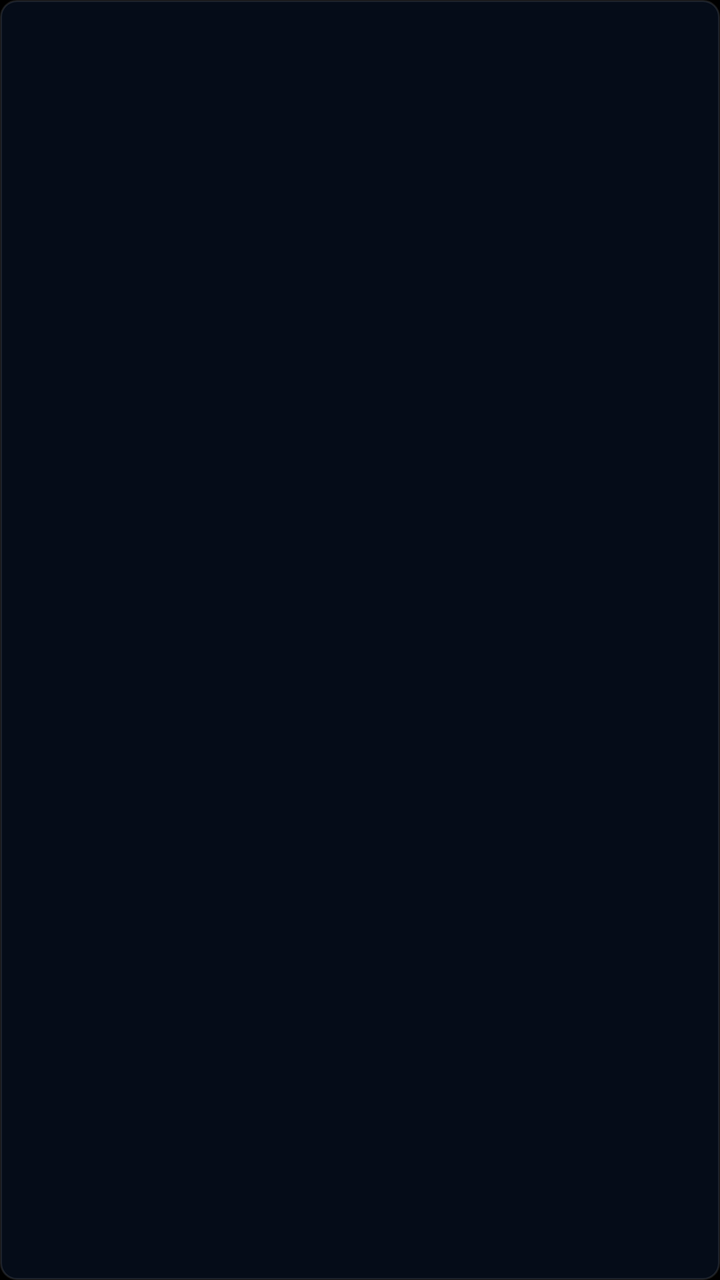
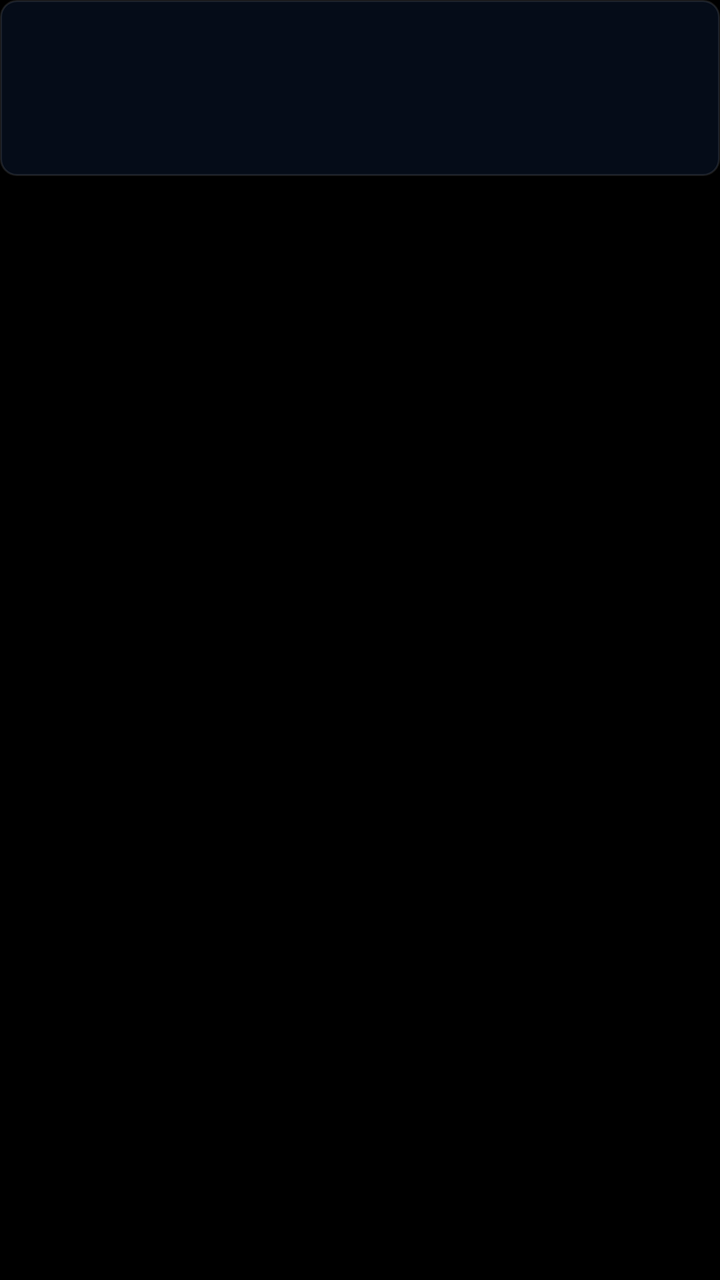

An Android layout rendered at two revisions. The XML below is the earlier revision; the diff shows what the commit changed to produce the second picture.
<!-- AndroidManifest.xml: application theme Theme.TVLive.NoTitle -->
<!-- res/layout/item_ott_channel.xml -->
<?xml version="1.0" encoding="utf-8"?>
<LinearLayout xmlns:android="http://schemas.android.com/apk/res/android"
    android:layout_width="match_parent"
    android:layout_height="68dp"
    android:background="@drawable/ott_channel_item_bg"
    android:clickable="true"
    android:focusable="false"
    android:gravity="center"
    android:orientation="vertical"
    android:paddingStart="8dp"
    android:paddingEnd="8dp">

    
    <ImageView
        android:id="@+id/iv_ott_item_logo"
        android:layout_width="match_parent"
        android:layout_height="32dp"
        android:contentDescription="@null"
        android:scaleType="fitCenter" />

    
    <TextView
        android:id="@+id/tv_ott_item_name"
        android:layout_width="match_parent"
        android:layout_height="wrap_content"
        android:layout_marginTop="4dp"
        android:ellipsize="marquee"
        android:gravity="center"
        android:singleLine="true"
        android:textColor="#FFFFFFFF"
        android:textSize="13sp" />
</LinearLayout>
<!-- resources referenced by this layout -->
<resources>
  <!-- drawable ott_channel_item_bg (drawable) -->
  <?xml version="1.0" encoding="utf-8"?>
  <selector xmlns:android="http://schemas.android.com/apk/res/android">
      <item android:state_focused="true">
          <shape android:shape="rectangle">
              <solid android:color="#CC12406E" />
              <stroke android:width="2dp" android:color="#FF3AA0FF" />
              <corners android:radius="8dp" />
          </shape>
      </item>
      <item android:state_selected="true">
          <shape android:shape="rectangle">
              <solid android:color="#CC12406E" />
              <stroke android:width="2dp" android:color="#FF3AA0FF" />
              <corners android:radius="8dp" />
          </shape>
      </item>
      <item android:state_pressed="true">
          <shape android:shape="rectangle">
              <solid android:color="#CC12406E" />
              <stroke android:width="2dp" android:color="#FF3AA0FF" />
              <corners android:radius="8dp" />
          </shape>
      </item>
      <item>
          <shape android:shape="rectangle">
              <solid android:color="#660E1E3C" />
              <stroke android:width="1dp" android:color="#1AFFFFFF" />
              <corners android:radius="8dp" />
          </shape>
      </item>
  </selector>
  <style name="Theme.TVLive.NoTitle" parent="Theme.TVLive">
          <item name="windowActionBar">false</item>
          <item name="windowNoTitle">true</item>
          <item name="android:windowFullscreen">true</item>
          <item name="android:windowContentOverlay">@null</item>
          <item name="android:fitsSystemWindows">false</item>
          <item name="android:windowBackground">@android:color/black</item>
          <item name="android:windowDisablePreview">true</item>
      </style>
  <style name="Theme.TVLive" parent="Theme.AppCompat.Light.NoActionBar" />
</resources>

<!-- the commit's change to res/layout/item_ott_channel.xml (unified diff, before → after) -->
@@ -1,29 +1,34 @@
 <?xml version="1.0" encoding="utf-8"?>
 <LinearLayout xmlns:android="http://schemas.android.com/apk/res/android"
     android:layout_width="match_parent"
-    android:layout_height="68dp"
-    android:background="@drawable/ott_channel_item_bg"
-    android:clickable="true"
-    android:focusable="false"
-    android:gravity="center"
-    android:orientation="vertical"
-    android:paddingStart="8dp"
-    android:paddingEnd="8dp">
+    android:layout_height="wrap_content"
+    android:clipChildren="false"
+    android:clipToPadding="false"
+    android:orientation="vertical">
 
     
-    <ImageView
-        android:id="@+id/iv_ott_item_logo"
+    <FrameLayout
+        android:id="@+id/fl_ott_item_poster"
         android:layout_width="match_parent"
-        android:layout_height="32dp"
-        android:contentDescription="@null"
-        android:scaleType="fitCenter" />
+        android:layout_height="88dp"
+        android:background="@drawable/ott_channel_item_bg"
+        android:clickable="true"
+        android:focusable="false">
+
+        <ImageView
+            android:id="@+id/iv_ott_item_logo"
+            android:layout_width="match_parent"
+            android:layout_height="match_parent"
+            android:contentDescription="@null"
+            android:scaleType="centerCrop" />
+    </FrameLayout>
 
     
     <TextView
         android:id="@+id/tv_ott_item_name"
         android:layout_width="match_parent"
         android:layout_height="wrap_content"
-        android:layout_marginTop="4dp"
+        android:layout_marginTop="6dp"
         android:ellipsize="marquee"
         android:gravity="center"
         android:singleLine="true"
